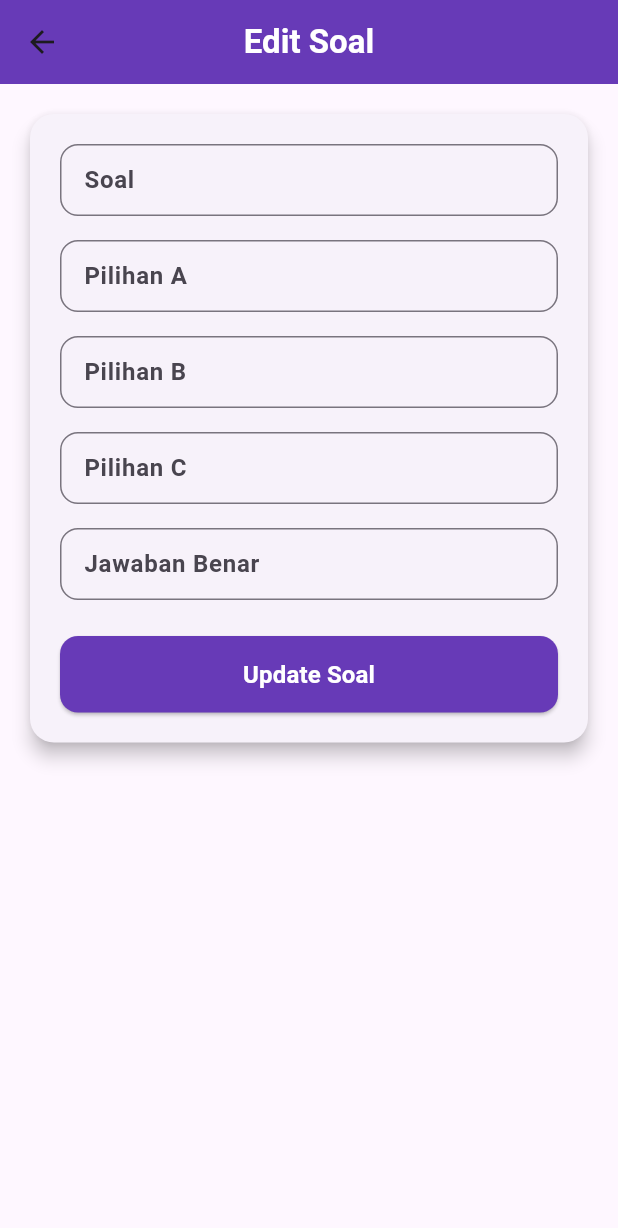
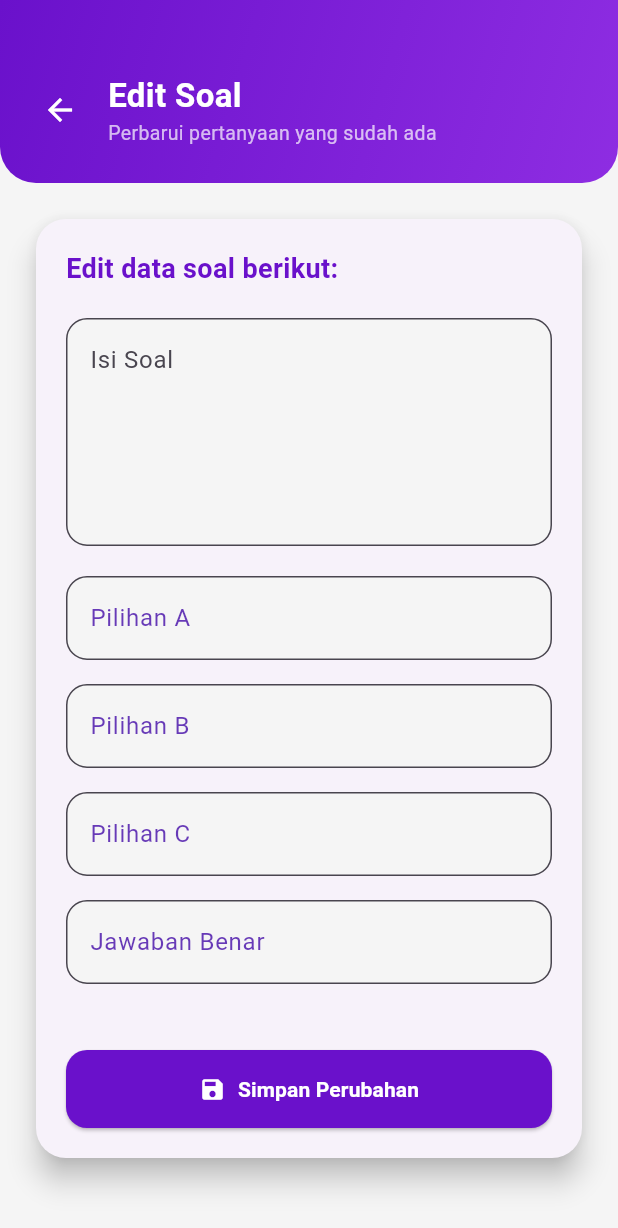
Before and after one commit to PutraSihombingdev/Quiz_Ganesha, a Flutter app: the EditQuestionScreen screen opened directly with empty values, on a phone screen of 412 x 824 dp. Shown: the top 1228 px of the screen. Run offline on Flutter 3.47's test engine with Material 3 defaults, Android fonts, the light colour scheme and no system bars; our stand-ins replace shared_preferences, sqflite; missing offline and left inert: mobile_scanner; accounts and stored records are empty.

Commit message:
Update UI

```diff
--- a/lib/screens/edit_question_screen.dart
+++ b/lib/screens/edit_question_screen.dart
@@ -68,48 +68,145 @@ class _EditQuestionScreenState extends State<EditQuestionScreen> {
     Navigator.pop(context);
   }
 
+  Widget buildTextField(String label, TextEditingController controller) {
+    return Padding(
+      padding: const EdgeInsets.only(bottom: 16),
+      child: TextField(
+        controller: controller,
+        decoration: InputDecoration(
+          labelText: label,
+          labelStyle: TextStyle(color: Colors.deepPurple),
+          filled: true,
+          fillColor: Colors.grey[100],
+          border: OutlineInputBorder(borderRadius: BorderRadius.circular(14)),
+          focusedBorder: OutlineInputBorder(
+            borderSide: BorderSide(color: Colors.deepPurple, width: 2),
+            borderRadius: BorderRadius.circular(14),
+          ),
+        ),
+      ),
+    );
+  }
+
   @override
   Widget build(BuildContext context) {
+    final themeColor = Color(0xFF6A11CB);
+
     return Scaffold(
-      appBar: AppBar(
-        title: Text('Edit Soal', style: TextStyle(color: Colors.white, fontWeight: FontWeight.bold)),
-        backgroundColor: Colors.deepPurple,
-        centerTitle: true,
+      backgroundColor: Colors.grey[100],
+      body: Column(
+        children: [
+          // ✅ Custom Header Mirip InputQuestionScreen
+          Container(
+            width: double.infinity,
+            padding: EdgeInsets.only(top: 48, left: 16, right: 16, bottom: 24),
+            decoration: BoxDecoration(
+              gradient: LinearGradient(
+                colors: [Color(0xFF6A11CB), Color(0xFF8E2DE2)],
+                begin: Alignment.topLeft,
+                end: Alignment.bottomRight,
               ),
-      body: _isLoading
-          ? Center(child: CircularProgressIndicator())
+              borderRadius: BorderRadius.only(
+                bottomLeft: Radius.circular(24),
+                bottomRight: Radius.circular(24),
+              ),
+            ),
+            child: Row(
+              children: [
+                IconButton(
+                  icon: Icon(Icons.arrow_back, color: Colors.white),
+                  onPressed: () => Navigator.pop(context),
+                ),
+                SizedBox(width: 8),
+                Column(
+                  crossAxisAlignment: CrossAxisAlignment.start,
+                  children: [
+                    Text(
+                      'Edit Soal',
+                      style: TextStyle(
+                        fontSize: 22,
+                        fontWeight: FontWeight.bold,
+                        color: Colors.white,
+                      ),
+                    ),
+                    Text(
+                      'Perbarui pertanyaan yang sudah ada',
+                      style: TextStyle(color: Colors.white70, fontSize: 13),
+                    ),
+                  ],
+                ),
+              ],
+            ),
+          ),
+
+          // ✅ Form Edit
+          Expanded(
+            child: _isLoading
+                ? Center(child: CircularProgressIndicator(color: themeColor))
                 : SingleChildScrollView(
-              padding: EdgeInsets.all(16),
+                    padding: EdgeInsets.all(20),
                     child: Card(
-                elevation: 5,
-                shape: RoundedRectangleBorder(borderRadius: BorderRadius.circular(16)),
+                      elevation: 8,
+                      shape: RoundedRectangleBorder(borderRadius: BorderRadius.circular(20)),
                       child: Padding(
-                  padding: const EdgeInsets.all(20),
+                        padding: EdgeInsets.all(20),
                         child: Column(
+                          crossAxisAlignment: CrossAxisAlignment.start,
                           children: [
-                      _buildTextField('Soal', questionController),
-                      SizedBox(height: 16),
-                      _buildTextField('Pilihan A', optionAController),
-                      SizedBox(height: 16),
-                      _buildTextField('Pilihan B', optionBController),
-                      SizedBox(height: 16),
-                      _buildTextField('Pilihan C', optionCController),
-                      SizedBox(height: 16),
-                      _buildTextField('Jawaban Benar', answerController),
-                      SizedBox(height: 24),
+                            Text(
+                              'Edit data soal berikut:',
+                              style: TextStyle(
+                                fontSize: 18,
+                                fontWeight: FontWeight.w600,
+                                color: themeColor,
+                              ),
+                            ),
+                            SizedBox(height: 20),
+
+                            // Kolom Soal
+                            TextField(
+                              controller: questionController,
+                              maxLines: 5,
+                              decoration: InputDecoration(
+                                labelText: 'Isi Soal',
+                                alignLabelWithHint: true,
+                                filled: true,
+                                fillColor: Colors.grey[100],
+                                border: OutlineInputBorder(
+                                  borderRadius: BorderRadius.circular(14),
+                                ),
+                                focusedBorder: OutlineInputBorder(
+                                  borderSide:
+                                      BorderSide(color: themeColor, width: 2),
+                                  borderRadius: BorderRadius.circular(14),
+                                ),
+                              ),
+                            ),
+
+                            SizedBox(height: 20),
+                            buildTextField('Pilihan A', optionAController),
+                            buildTextField('Pilihan B', optionBController),
+                            buildTextField('Pilihan C', optionCController),
+                            buildTextField('Jawaban Benar', answerController),
+
+                            SizedBox(height: 28),
                             SizedBox(
                               width: double.infinity,
-                        child: ElevatedButton(
+                              child: ElevatedButton.icon(
+                                icon: Icon(Icons.save),
+                                label: Text(
+                                  'Simpan Perubahan',
+                                  style: TextStyle(fontWeight: FontWeight.bold),
+                                ),
+                                style: ElevatedButton.styleFrom(
+                                  backgroundColor: themeColor,
+                                  foregroundColor: Colors.white,
+                                  padding: EdgeInsets.symmetric(vertical: 16),
+                                  shape: RoundedRectangleBorder(
+                                    borderRadius: BorderRadius.circular(14),
+                                  ),
+                                ),
                                 onPressed: _updateQuestion,
-                          style: ElevatedButton.styleFrom(
-                            backgroundColor: Colors.deepPurple,
-                            padding: EdgeInsets.symmetric(vertical: 14),
-                            shape: RoundedRectangleBorder(borderRadius: BorderRadius.circular(12)),
-                          ),
-                          child: Text(
-                            'Update Soal',
-                            style: TextStyle(fontSize: 16, fontWeight: FontWeight.bold, color: Colors.white),
-                          ),
                               ),
                             ),
                           ],
@@ -117,17 +214,8 @@ class _EditQuestionScreenState extends State<EditQuestionScreen> {
                       ),
                     ),
                   ),
-    );
-  }
-
-  Widget _buildTextField(String label, TextEditingController controller) {
-    return TextField(
-      controller: controller,
-      decoration: InputDecoration(
-        labelText: label,
-        labelStyle: TextStyle(fontWeight: FontWeight.w600),
-        border: OutlineInputBorder(borderRadius: BorderRadius.circular(12)),
-        contentPadding: EdgeInsets.symmetric(horizontal: 12, vertical: 10),
+          ),
+        ],
       ),
     );
   }
```
Also changed, not shown: lib/screens/home_screen.dart (+24 -9 lines), lib/screens/login_screen.dart (+17 -10 lines), lib/screens/register_screen.dart (+74 -25 lines). Lines whose indentation alone changed are shown as unchanged.
